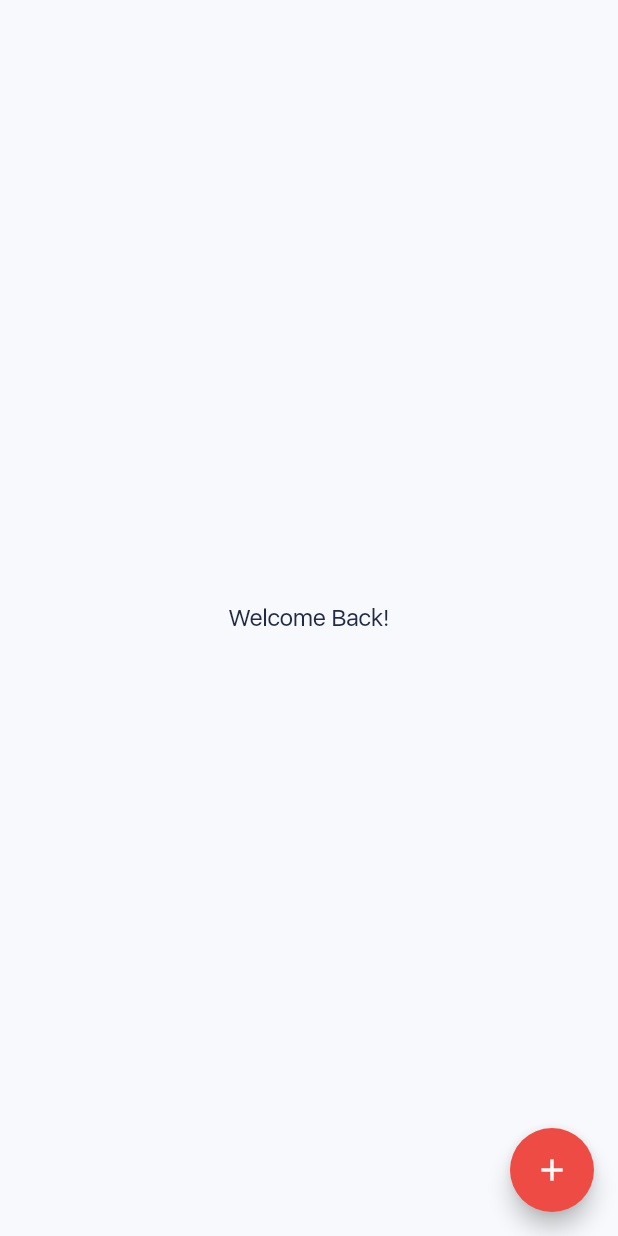
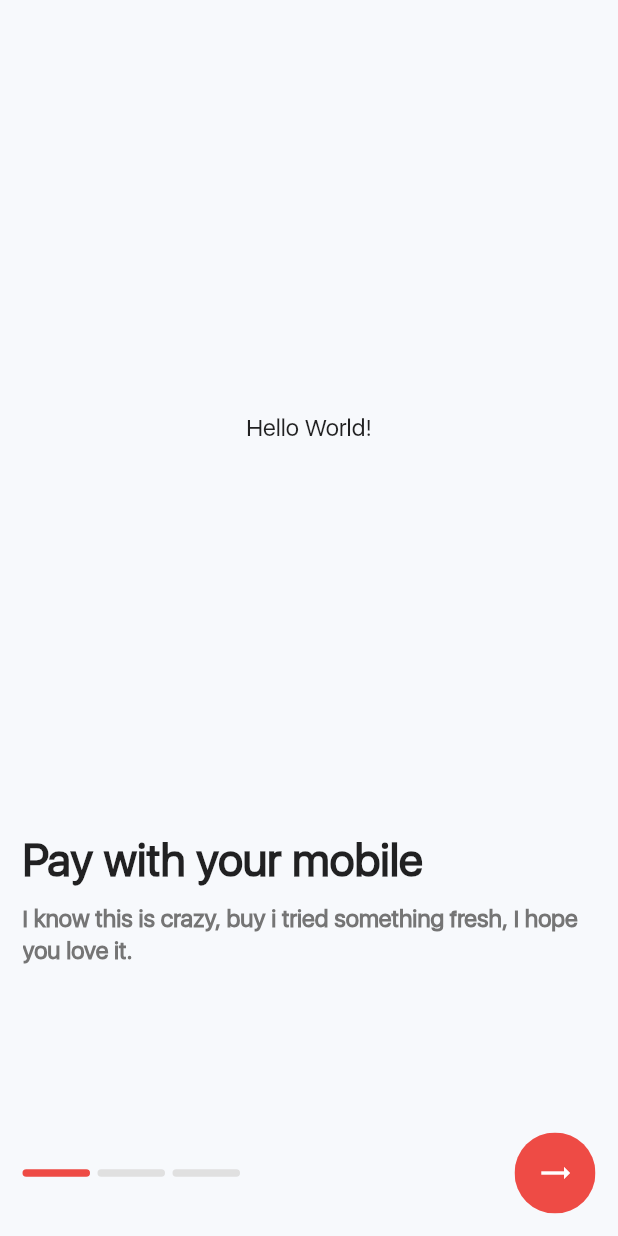
Before and after one commit to olayemii/uberr-ui, a Flutter app: the screen it shows after launch, on a phone screen of 412 x 824 dp. Run offline on Flutter 3.47's test engine with Material 2 defaults, Android fonts, the phone set to English and light mode, and no system bars; project files that could hold a hidden picture were left out.

Commit message:
FEAT: Onboarding screens design

```diff
--- a/lib/main.dart
+++ b/lib/main.dart
@@ -1,30 +1,60 @@
 import 'package:flutter/material.dart';
 import 'package:uberr/router.dart';
-import 'package:uberr/styles/colors.dart';
+import 'package:uberr/screens/onboarding_template.dart';
 import 'package:uberr/styles/theme_data.dart';
+import 'package:uberr/widgets/OnboardingStepper.dart';
 
-void main() => runApp(
+void main() {
+  runApp(
     MaterialApp(
       debugShowCheckedModeBanner: false,
-        theme: getThemeData,
       onGenerateRoute: onGenerateRoute,
+      theme: ThemeScheme.light(),
       initialRoute: HomePageRoute,
     ),
   );
+}
 
 class HomePage extends StatelessWidget {
   @override
   Widget build(BuildContext context) {
     return Scaffold(
-      backgroundColor: backgroundColor,
-      floatingActionButton: FloatingActionButton(
-        child: Icon(Icons.add),
+      body: SafeArea(
+        child: Container(
+          padding: EdgeInsets.all(15.0),
+          child: Column(
+            children: <Widget>[
+              Expanded(
+                child: PageView(
+                  children: <Widget>[
+                    OnboardingTemplate(),
+                    OnboardingTemplate(),
+                    OnboardingTemplate()
+                  ],
+                ),
+              ),
+              Row(
+                children: <Widget>[
+                  Expanded(
+                    child: OnboardingStepper(),
+                  ),
+                  ClipOval(
+                    child: Container(
+                      color: Theme.of(context).primaryColor,
+                      child: IconButton(
+                        icon: Icon(
+                          Icons.trending_flat,
+                          color: Colors.white,
+                        ),
                         onPressed: () {},
-        backgroundColor: Theme.of(context).primaryColor,
+                        padding: EdgeInsets.all(15.0),
                       ),
-      body: Center(
-        child: Text(
-          "Welcome Back!",
+                    ),
+                  )
+                ],
+              )
+            ],
+          ),
         ),
       ),
     );
--- /dev/null
+++ b/lib/screens/onboarding_template.dart
@@ -0,0 +1,46 @@
+import 'package:flutter/material.dart';
+import 'package:uberr/widgets/OnboardingStepper.dart';
+
+class OnboardingTemplate extends StatelessWidget {
+  @override
+  Widget build(BuildContext context) {
+    return Column(
+      children: <Widget>[
+        Expanded(
+          child: Center(
+            child: Text("Hello World!"),
+          ),
+        ),
+        Container(
+          height: 200.0,
+          child: Column(
+            children: <Widget>[
+              Expanded(
+                child: Column(
+                  crossAxisAlignment: CrossAxisAlignment.start,
+                  children: <Widget>[
+                    Text(
+                      "Pay with your mobile",
+                      style: Theme.of(context).textTheme.title,
+                    ),
+                    SizedBox(height: 10.0),
+                    Text(
+                      "I know this is crazy, buy i tried something fresh, I hope you love it.",
+                      style: Theme.of(context).textTheme.body1.merge(
+                            TextStyle(
+                              color: Colors.grey[600],
+                              height: 1.3,
+                              fontWeight: FontWeight.w700,
+                            ),
+                          ),
+                    ),
+                  ],
+                ),
+              ),
+            ],
+          ),
+        )
+      ],
+    );
+  }
+}
--- /dev/null
+++ b/lib/widgets/OnboardingStepper.dart
@@ -0,0 +1,24 @@
+import 'package:flutter/material.dart';
+
+class OnboardingStepper extends StatelessWidget {
+  @override
+  Widget build(BuildContext context) {
+    return Row(
+      children: List.generate(
+        3,
+        (int index) {
+          return Container(
+            height: 5.0,
+            width: 45.0,
+            decoration: BoxDecoration(
+                color: index < 1
+                    ? Theme.of(context).primaryColor
+                    : Colors.grey[300],
+                borderRadius: BorderRadius.circular(5.0)),
+            margin: EdgeInsets.only(right: 5.0),
+          );
+        },
+      ),
+    );
+  }
+}
```
Also changed, not shown: lib/styles/colors.dart (+11 -5 lines), lib/styles/theme_data.dart (+22 -6 lines), 2 other files. Lines whose indentation alone changed are shown as unchanged.
